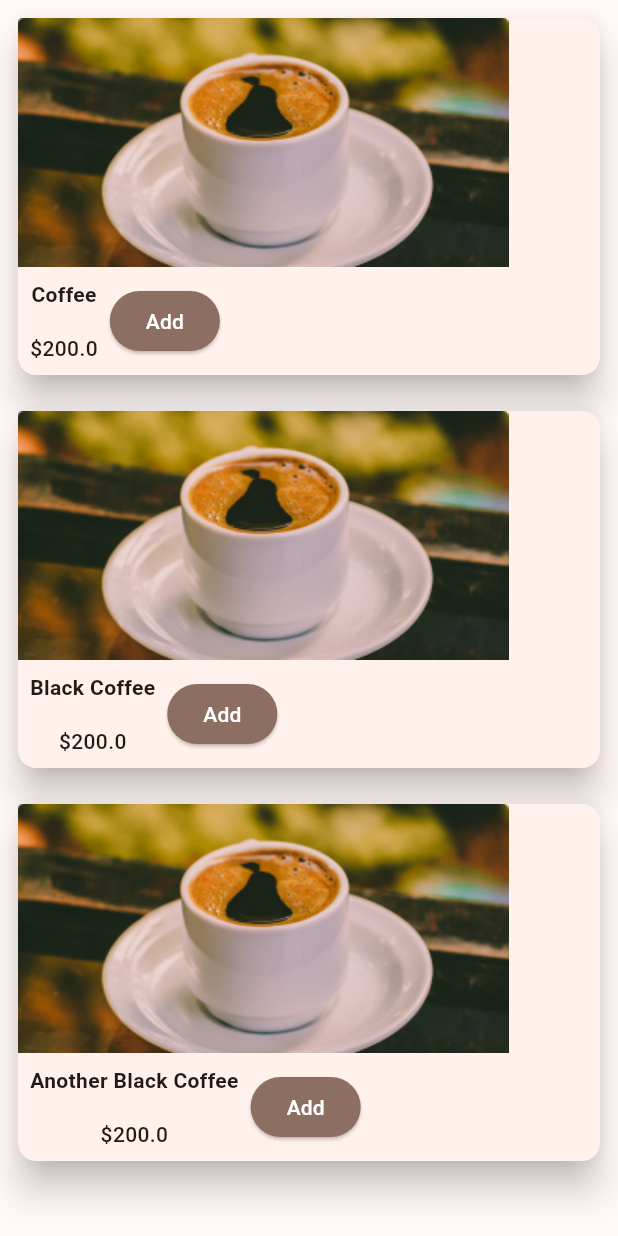
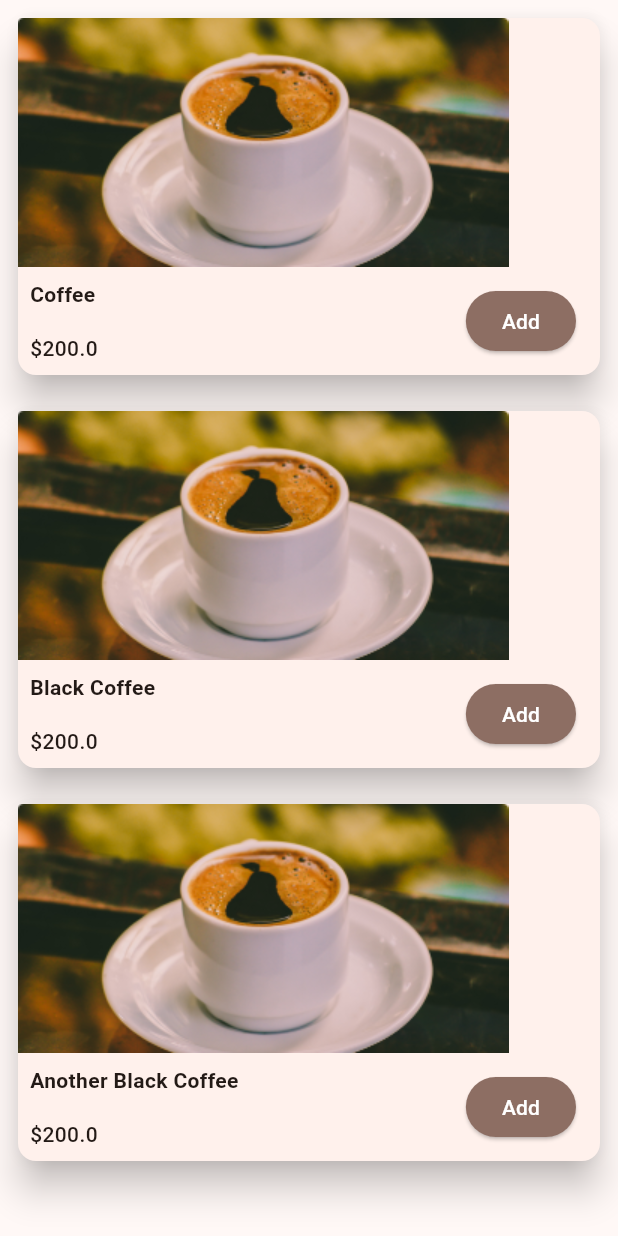
Before and after one commit to isura3147/flutter_app, a Flutter app: the MenuPage widget shown alone on an empty page, opened directly, after a tap on "Add", on a phone screen of 412 x 824 dp. Run offline on Flutter 3.47's test engine with Material 3 defaults, Android fonts, the phone set to English and light mode, and no system bars.

Commit message:
Add onAdd function to add button

```diff
--- a/lib/pages/menupage.dart
+++ b/lib/pages/menupage.dart
@@ -17,9 +17,9 @@ class MenuPage extends StatelessWidget {
 
     return ListView(
       children: [
-        ProductItem(product: p),
-        ProductItem(product: q),
-        ProductItem(product: t),
+        ProductItem(product: p, onAdd: () {}),
+        ProductItem(product: q, onAdd: () {}),
+        ProductItem(product: t, onAdd: () {}),
       ],
     );
   }
@@ -27,8 +27,9 @@ class MenuPage extends StatelessWidget {
 
 class ProductItem extends StatelessWidget {
   final Product product;
+  final Function onAdd;
 
-  const ProductItem({super.key, required this.product});
+  const ProductItem({super.key, required this.product, required this.onAdd});
 
   @override
   Widget build(BuildContext context) {
@@ -41,8 +42,10 @@ class ProductItem extends StatelessWidget {
           children: [
             Image.asset("images/black_coffee.png"),
             Row(
+              mainAxisAlignment: MainAxisAlignment.spaceBetween,
               children: [
                 Column(
+                  crossAxisAlignment: CrossAxisAlignment.start,
                   children: [
                     Padding(
                       padding: const EdgeInsets.all(8.0),
@@ -60,12 +63,17 @@ class ProductItem extends StatelessWidget {
                     ),
                   ],
                 ),
-                ElevatedButton(
-                  onPressed: () {},
-                  style: ElevatedButton.styleFrom(
-                    backgroundColor: Colors.brown[400],
+                Padding(
+                  padding: const EdgeInsets.only(right: 16.0),
+                  child: ElevatedButton(
+                    onPressed: () {
+                      onAdd(product);
+                    },
+                    style: ElevatedButton.styleFrom(
+                      backgroundColor: Colors.brown[400],
+                    ),
+                    child: Text("Add", style: TextStyle(color: Colors.white)),
                   ),
-                  child: Text("Add", style: TextStyle(color: Colors.white)),
                 ),
               ],
             ),
```
